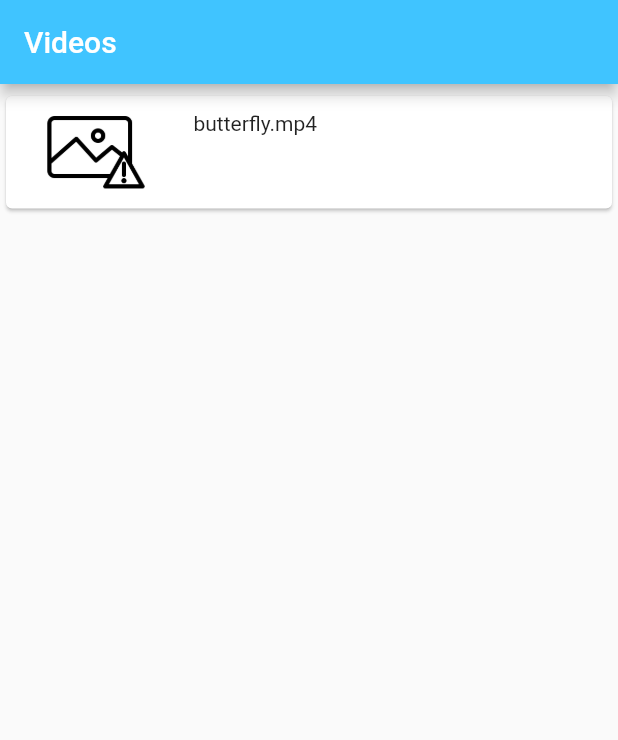
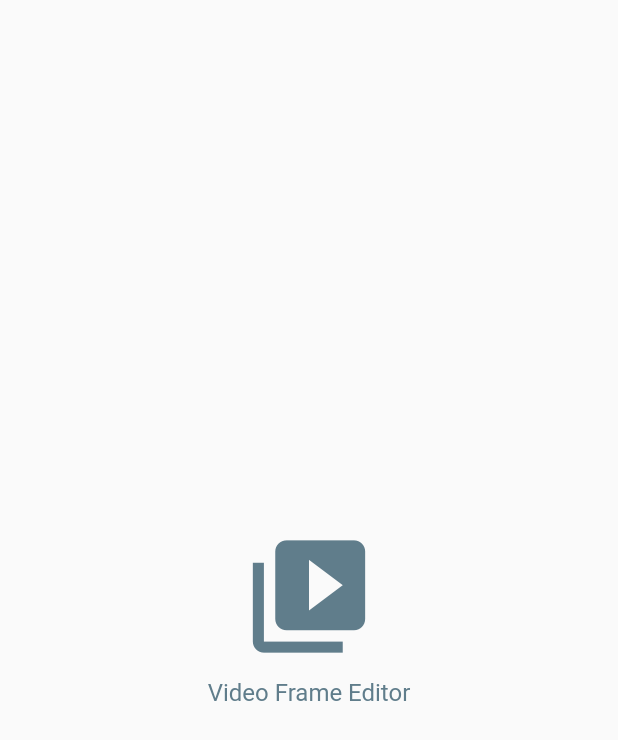
Before and after one commit to folaoluwafemi/flutter_video_editor, a Flutter app: the first screen one second after launch, on a phone screen of 412 x 824 dp. Shown: the top 740 px of the screen. Run offline on Flutter 3.47's test engine with Material 2 defaults, Android fonts, the phone set to English and light mode, and no system bars; our stand-ins replace equatable, firebase_core, firebase_storage, flutter_bloc, hydrated_bloc, image_gallery_saver and 2 more; missing offline and left inert: flutter_painter, video_thumbnail; accounts and stored records are empty.

Commit message:
finishing touches :)

```diff
--- a/lib/config/app_router.dart
+++ b/lib/config/app_router.dart
@@ -7,6 +7,7 @@ import 'package:flutter_video_editor/features/cloud_storage_feature/presentation
 import 'package:flutter_video_editor/features/video_stream_feature/bloc/video_stream_cubit.dart';
 import 'package:flutter_video_editor/features/video_stream_feature/presentation/video_stream_screen.dart';
 import 'package:flutter_video_editor/features/annotate_frame_feature/presentation/paint_screen.dart';
+import 'package:flutter_video_editor/utils/splash_screen.dart';
 import 'package:flutter_video_editor/utils/video_model.dart';
 
 class AppRouter {
@@ -25,7 +26,9 @@ class AppRouter {
         ),
       );
     }
-
+    if(settings.name == AppSplashScreen.id){
+      return MaterialPageRoute(builder: (_)=> const AppSplashScreen());
+    }
     if (settings.name == VideoScreen.id) {
       if (settings.arguments == null) {
         return MaterialPageRoute(
--- a/lib/features/cloud_storage_feature/presentation/cloud_storage_screen.dart
+++ b/lib/features/cloud_storage_feature/presentation/cloud_storage_screen.dart
@@ -20,6 +20,7 @@ class _VideosListScreenState extends State<VideosListScreen> {
   @override
   void initState() {
     context.read<CloudStorageCubit>().onScreenInitialized();
+    print('screen Init');
     super.initState();
   }
 
--- a/lib/main.dart
+++ b/lib/main.dart
@@ -3,6 +3,7 @@ import 'package:flutter/material.dart';
 import 'package:flutter/services.dart';
 import 'package:flutter_video_editor/features/cloud_storage_feature/presentation/cloud_storage_screen.dart';
 import 'package:flutter_video_editor/config/app_router.dart';
+import 'package:flutter_video_editor/utils/splash_screen.dart';
 import 'package:flutter_video_editor/utils/theme.dart';
 
 import 'firebase_options.dart';
@@ -26,7 +27,7 @@ class PaintApp extends StatelessWidget {
     return MaterialApp(
       theme: AppTheme.lightThemeData,
       darkTheme: AppTheme.darkThemeData,
-      initialRoute: VideosListScreen.id,
+      initialRoute: AppSplashScreen.id,
       onGenerateRoute: AppRouter.router,
     );
   }
--- /dev/null
+++ b/lib/utils/splash_screen.dart
@@ -0,0 +1,45 @@
+import 'package:flutter/material.dart';
+import 'package:flutter/services.dart';
+import 'package:flutter_video_editor/features/cloud_storage_feature/presentation/cloud_storage_screen.dart';
+
+class AppSplashScreen extends StatelessWidget {
+  static const id = 'splash_screen';
+
+  const AppSplashScreen({Key? key}) : super(key: key);
+
+  Future<void> navigateToNextScreen(BuildContext context) async {
+    await Future.delayed(const Duration(milliseconds: 1500)).then((value) {
+      Navigator.of(context).pushNamed(VideosListScreen.id);
+    });
+  }
+
+  @override
+  Widget build(BuildContext context) {
+    navigateToNextScreen(context);
+    return Scaffold(
+      body: Center(
+        child: Column(
+          mainAxisAlignment: MainAxisAlignment.center,
+          children: const [
+            Icon(
+              Icons.video_collection,
+              color: Colors.blueGrey,
+              size: 90,
+            ),
+            SizedBox(
+              height: 10,
+            ),
+            Text(
+              'Video Frame Editor',
+              textAlign: TextAlign.center,
+              style: TextStyle(
+                color: Colors.blueGrey,
+                fontSize: 16,
+              ),
+            ),
+          ],
+        ),
+      ),
+    );
+  }
+}
```
Also changed, not shown: lib/features/annotate_frame_feature/presentation/paint_screen.dart (+13 -4 lines), lib/features/video_stream_feature/presentation/video_stream_screen.dart (+6 -2 lines), 2 other files.
